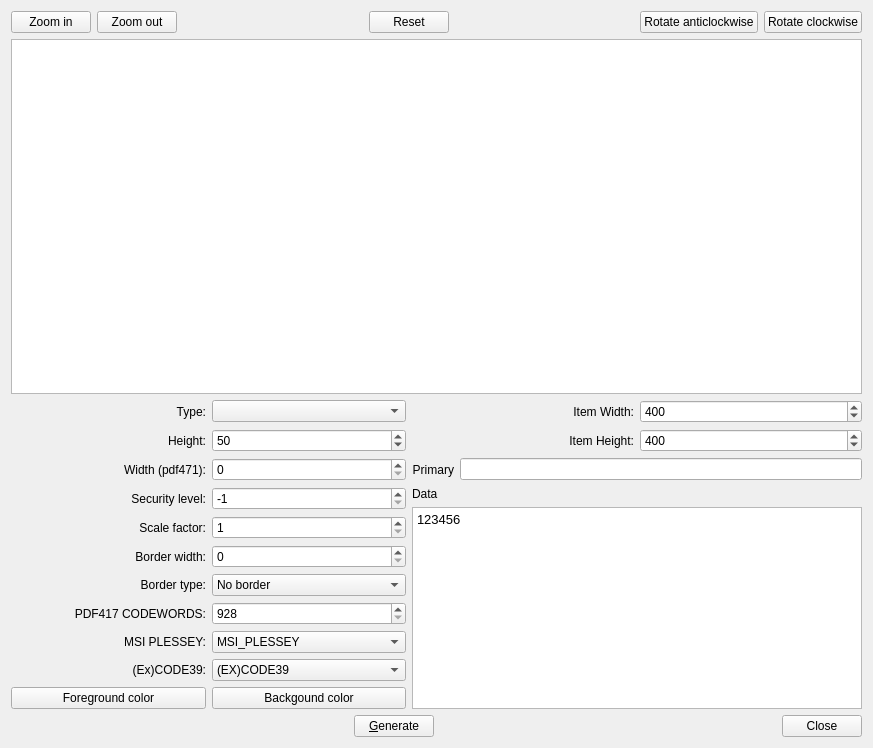
Before: the Qt Designer form frontend_qt4/mainWindow.ui in zint/zint-gpl-only, drawn with Qt 5.
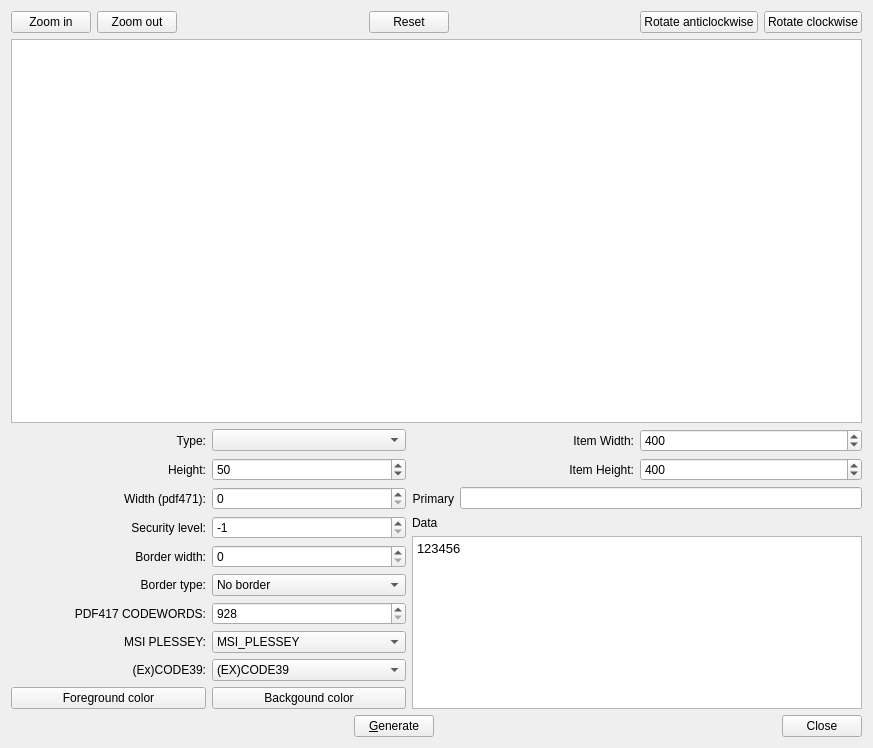
After: the same form once the commit is applied.

Commit message: don't need scale factor when render, we can scale the scene or the view.

What changed in the file:
```diff
--- a/frontend_qt4/mainWindow.ui
+++ b/frontend_qt4/mainWindow.ui
@@ -276,7 +276,7 @@
      </item>
     </layout>
    </item>
-   <item rowspan="8" row="5" column="4" colspan="4" >
+   <item rowspan="7" row="5" column="4" colspan="4" >
     <layout class="QVBoxLayout" name="verticalLayout" >
      <item>
       <widget class="QLabel" name="label_2" >
@@ -302,33 +302,6 @@
     </layout>
    </item>
    <item row="6" column="0" colspan="4" >
-    <layout class="QHBoxLayout" name="horizontalLayout_7" >
-     <item>
-      <widget class="QLabel" name="label_7" >
-       <property name="text" >
-        <string>Scale factor:</string>
-       </property>
-       <property name="alignment" >
-        <set>Qt::AlignRight|Qt::AlignTrailing|Qt::AlignVCenter</set>
-       </property>
-      </widget>
-     </item>
-     <item>
-      <widget class="QSpinBox" name="scaleFactor" >
-       <property name="minimum" >
-        <number>1</number>
-       </property>
-       <property name="maximum" >
-        <number>16</number>
-       </property>
-       <property name="value" >
-        <number>1</number>
-       </property>
-      </widget>
-     </item>
-    </layout>
-   </item>
-   <item row="7" column="0" colspan="4" >
     <layout class="QHBoxLayout" name="horizontalLayout_8" >
      <item>
       <widget class="QLabel" name="label_8" >
@@ -355,7 +328,7 @@
      </item>
     </layout>
    </item>
-   <item row="8" column="0" colspan="4" >
+   <item row="7" column="0" colspan="4" >
     <layout class="QHBoxLayout" name="horizontalLayout_10" >
      <item>
       <widget class="QLabel" name="label_9" >
@@ -388,7 +361,7 @@
      </item>
     </layout>
    </item>
-   <item row="9" column="0" colspan="4" >
+   <item row="8" column="0" colspan="4" >
     <layout class="QHBoxLayout" name="horizontalLayout_11" >
      <item>
       <widget class="QLabel" name="label_10" >
@@ -415,7 +388,7 @@
      </item>
     </layout>
    </item>
-   <item row="10" column="0" colspan="4" >
+   <item row="9" column="0" colspan="4" >
     <layout class="QHBoxLayout" name="horizontalLayout_14" >
      <item>
       <widget class="QLabel" name="label_13" >
@@ -458,7 +431,7 @@
      </item>
     </layout>
    </item>
-   <item row="11" column="0" colspan="4" >
+   <item row="10" column="0" colspan="4" >
     <layout class="QHBoxLayout" name="horizontalLayout_15" >
      <item>
       <widget class="QLabel" name="label_14" >
@@ -486,7 +459,7 @@
      </item>
     </layout>
    </item>
-   <item row="12" column="0" colspan="4" >
+   <item row="11" column="0" colspan="4" >
     <layout class="QHBoxLayout" name="horizontalLayout_9" >
      <item>
       <widget class="QPushButton" name="fgcolor" >
@@ -504,7 +477,7 @@
      </item>
     </layout>
    </item>
-   <item row="13" column="0" colspan="8" >
+   <item row="12" column="0" colspan="8" >
     <layout class="QHBoxLayout" name="horizontalLayout" >
      <item>
       <spacer name="horizontalSpacer" >
```
The commit also changes 3 other files.
